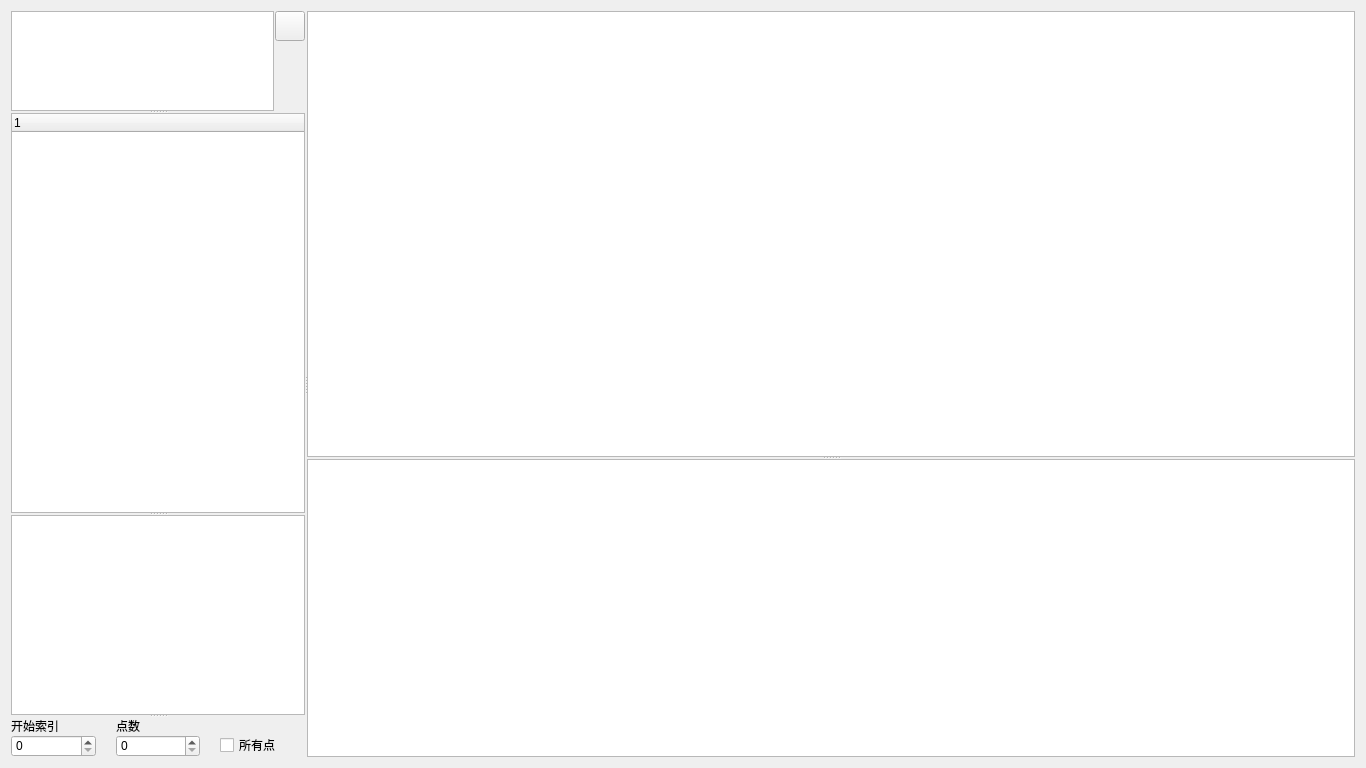
Qt form ui/tdms_viewer.ui (gonghui-yu/PySide6-TDMS-Viewer) before a commit.
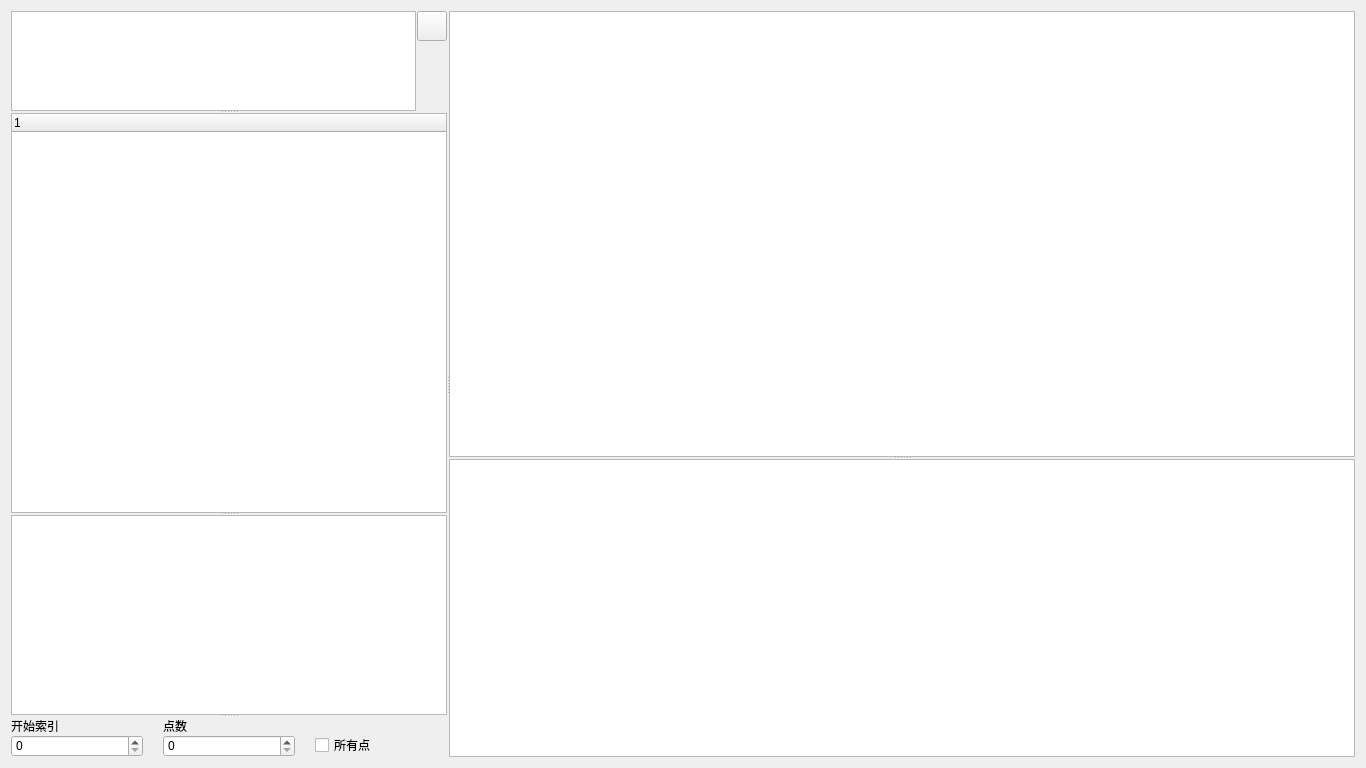
The same form after that commit. Icons and pictures are not drawn. Custom widgets are drawn as their Qt base class.

Patch:
```diff
--- a/ui/tdms_viewer.ui
+++ b/ui/tdms_viewer.ui
@@ -39,8 +39,8 @@
      </property>
      <widget class="QSplitter" name="splitter_left">
       <property name="sizePolicy">
-       <sizepolicy hsizetype="Fixed" vsizetype="Expanding">
-        <horstretch>2</horstretch>
+       <sizepolicy hsizetype="Expanding" vsizetype="Expanding">
+        <horstretch>3</horstretch>
         <verstretch>0</verstretch>
        </sizepolicy>
       </property>
@@ -317,7 +317,7 @@
      <widget class="QSplitter" name="splitter_right">
       <property name="sizePolicy">
        <sizepolicy hsizetype="Preferred" vsizetype="Expanding">
-        <horstretch>8</horstretch>
+        <horstretch>7</horstretch>
         <verstretch>0</verstretch>
        </sizepolicy>
       </property>
```
